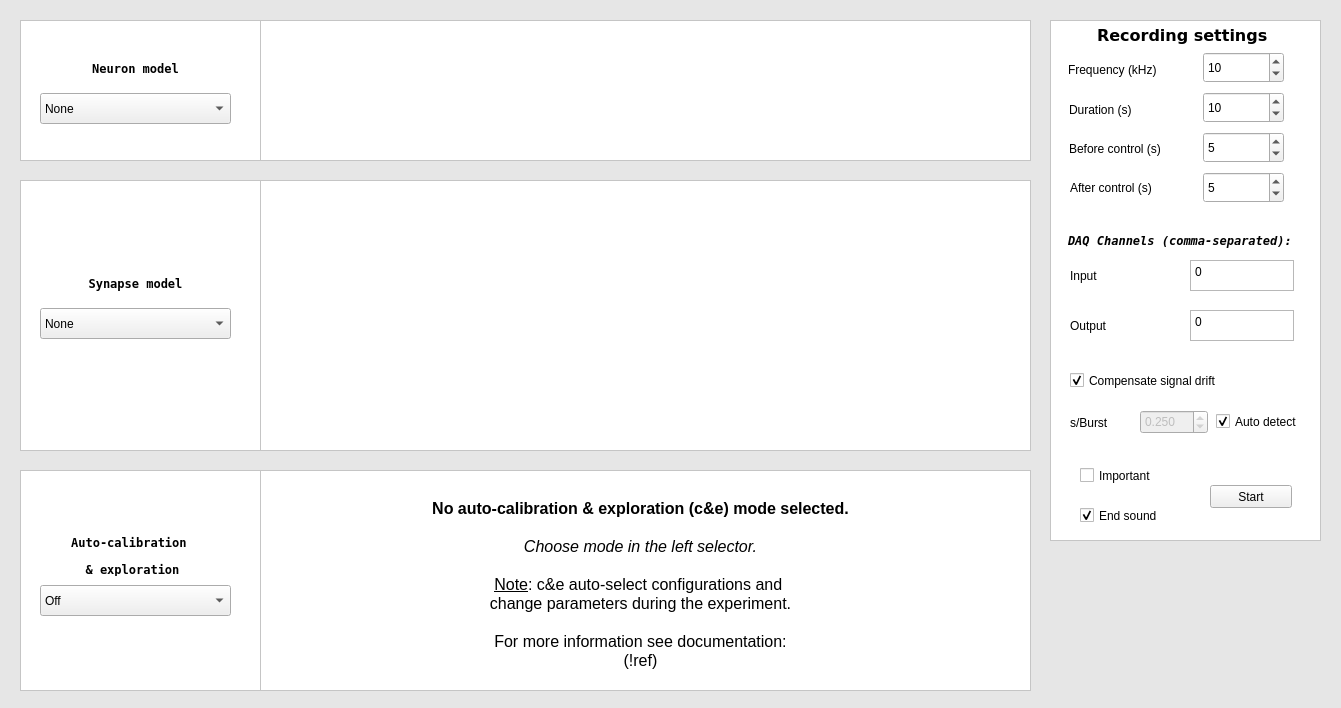
Qt form gui/rthybrid.ui (GNB-UAM/RTHybrid) before a commit.
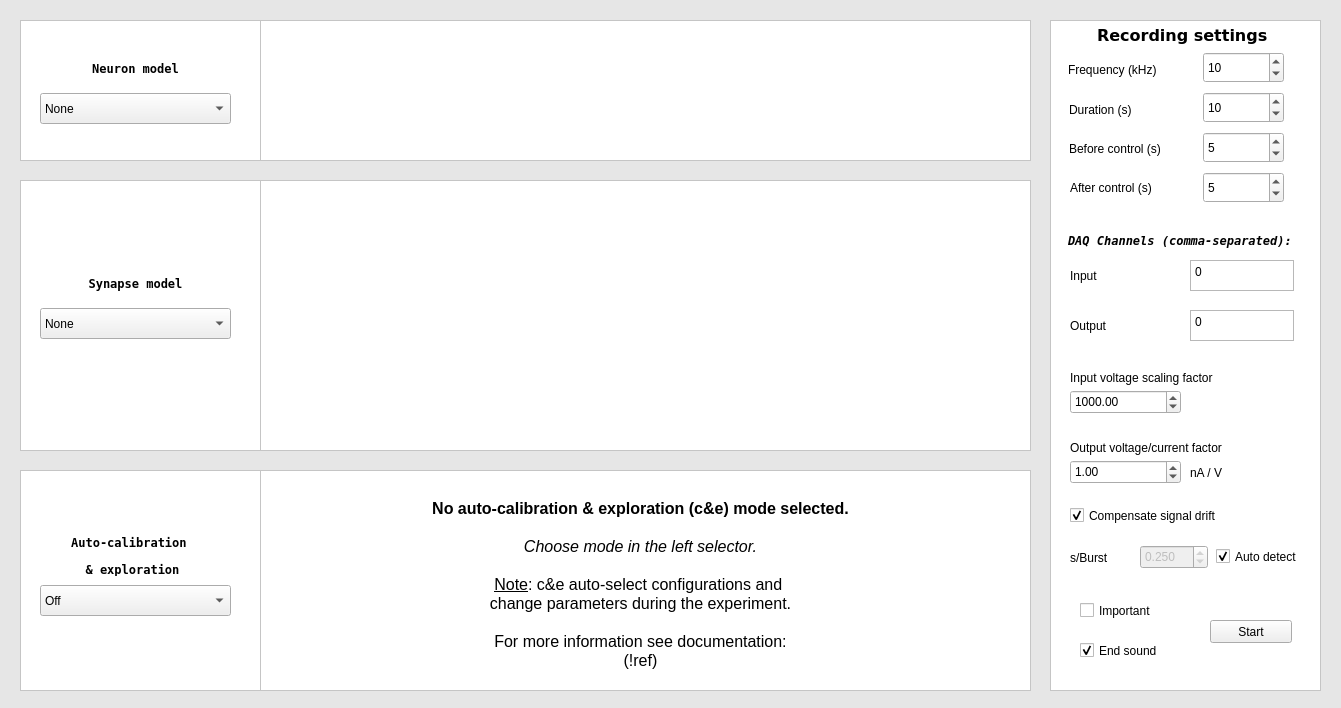
The same form after that commit. Icons and pictures are not drawn.

Commit message: Input and output scaling factors added. Internally, the program uses mV, multiplying by 1000 the V given by the DAQ. The log.txt file now is created inside data/. The fields input and output in clamp_args now are input_channels and output_channels.

Diff of the .ui file:
```diff
--- a/gui/rthybrid.ui
+++ b/gui/rthybrid.ui
@@ -3399,7 +3399,7 @@
     <property name="geometry">
      <rect>
       <x>1070</x>
-      <y>415</y>
+      <y>550</y>
       <width>61</width>
       <height>15</height>
      </rect>
@@ -3412,7 +3412,7 @@
     <property name="geometry">
      <rect>
       <x>1216</x>
-      <y>411</y>
+      <y>546</y>
       <width>101</width>
       <height>21</height>
      </rect>
@@ -3431,7 +3431,7 @@
     <property name="geometry">
      <rect>
       <x>1140</x>
-      <y>410</y>
+      <y>545</y>
       <width>68</width>
       <height>24</height>
      </rect>
@@ -3533,7 +3533,7 @@
       <x>1050</x>
       <y>20</y>
       <width>271</width>
-      <height>521</height>
+      <height>671</height>
      </rect>
     </property>
     <property name="frameShape">
@@ -3546,7 +3546,7 @@
      <property name="geometry">
       <rect>
        <x>160</x>
-       <y>465</y>
+       <y>600</y>
        <width>82</width>
        <height>23</height>
       </rect>
@@ -3559,7 +3559,7 @@
      <property name="geometry">
       <rect>
        <x>30</x>
-       <y>445</y>
+       <y>580</y>
        <width>88</width>
        <height>21</height>
       </rect>
@@ -3572,7 +3572,7 @@
      <property name="geometry">
       <rect>
        <x>30</x>
-       <y>485</y>
+       <y>620</y>
        <width>111</width>
        <height>21</height>
       </rect>
@@ -3610,7 +3610,7 @@
      <property name="geometry">
       <rect>
        <x>20</x>
-       <y>350</y>
+       <y>485</y>
        <width>181</width>
        <height>21</height>
       </rect>
@@ -3622,6 +3622,83 @@
       <bool>true</bool>
      </property>
     </widget>
+    <widget class="QLabel" name="label_92">
+     <property name="geometry">
+      <rect>
+       <x>20</x>
+       <y>350</y>
+       <width>181</width>
+       <height>16</height>
+      </rect>
+     </property>
+     <property name="text">
+      <string>Input voltage scaling factor</string>
+     </property>
+    </widget>
+    <widget class="QLabel" name="label_93">
+     <property name="geometry">
+      <rect>
+       <x>20</x>
+       <y>420</y>
+       <width>231</width>
+       <height>16</height>
+      </rect>
+     </property>
+     <property name="text">
+      <string>Output voltage/current factor</string>
+     </property>
+    </widget>
+    <widget class="QDoubleSpinBox" name="doubleInputFactor">
+     <property name="geometry">
+      <rect>
+       <x>20</x>
+       <y>370</y>
+       <width>111</width>
+       <height>24</height>
+      </rect>
+     </property>
+     <property name="minimum">
+      <double>-9999.000000000000000</double>
+     </property>
+     <property name="maximum">
+      <double>9999.000000000000000</double>
+     </property>
+     <property name="value">
+      <double>1000.000000000000000</double>
+     </property>
+    </widget>
+    <widget class="QDoubleSpinBox" name="doubleOutputFactor">
+     <property name="geometry">
+      <rect>
+       <x>20</x>
+       <y>440</y>
+       <width>111</width>
+       <height>24</height>
+      </rect>
+     </property>
+     <property name="minimum">
+      <double>-9999.000000000000000</double>
+     </property>
+     <property name="maximum">
+      <double>9999.000000000000000</double>
+     </property>
+     <property name="value">
+      <double>1.000000000000000</double>
+     </property>
+    </widget>
+    <widget class="QLabel" name="label_94">
+     <property name="geometry">
+      <rect>
+       <x>140</x>
+       <y>445</y>
+       <width>61</width>
+       <height>15</height>
+      </rect>
+     </property>
+     <property name="text">
+      <string>nA / V</string>
+     </property>
+    </widget>
    </widget>
    <zorder>frameAux4</zorder>
    <zorder>frameAux</zorder>
```
The commit also changes 12 other files.
